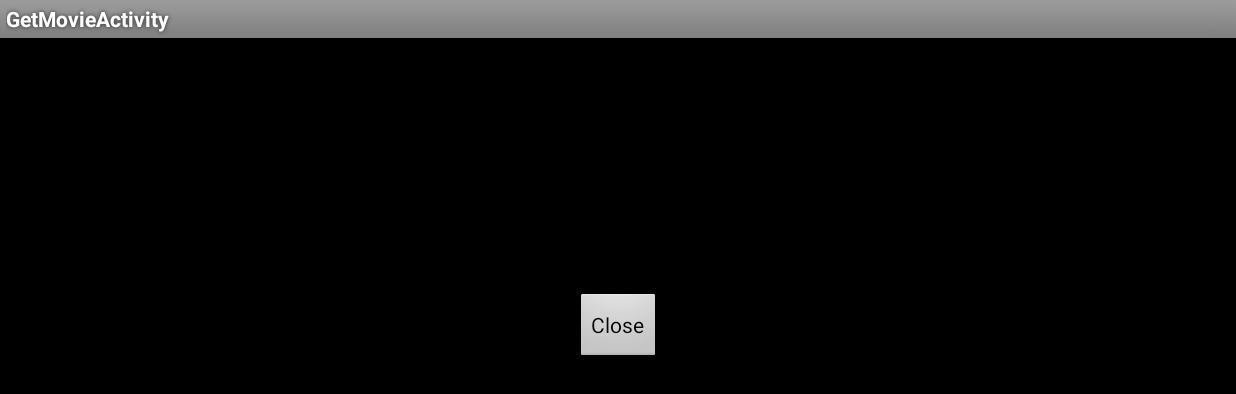
After one commit to dandelano/Android-Final-Project, an Android app: the GetMovieActivity screen opened directly, with no data from a screen before it, on a phone screen of 824 x 412 dp (held sideways). The commit adds this screen. Shown: the top 394 px of the screen. Run offline under Robolectric (Android 15) with nearby library versions, the phone set to English and light mode, and no system bars.

Commit message:
Fixed the deletion of movies, added new activity to get new movie details.

```diff
--- /dev/null
+++ b/app/src/main/java/com/digitalsolutions/finalproject/GetMovieActivity.java
@@ -0,0 +1,54 @@
+package com.digitalsolutions.finalproject;
+
+import android.app.Activity;
+import android.content.Intent;
+import android.os.Bundle;
+import android.view.Menu;
+import android.view.MenuItem;
+import android.view.View;
+import android.widget.Button;
+
+
+public class GetMovieActivity extends Activity {
+
+    @Override
+    protected void onCreate(Bundle savedInstanceState) {
+        super.onCreate(savedInstanceState);
+        setTheme(android.R.style.Theme_Black);
+        setContentView(R.layout.activity_get_movie);
+        Button btnReturn = (Button)findViewById(R.id.btnReturn);
+
+        btnReturn.setOnClickListener(new View.OnClickListener() {
+            @Override
+            public void onClick(View v) {
+                Intent resultIntent = new Intent();
+                // TODO Add extras or a data URI to this intent as appropriate.
+                setResult(Activity.RESULT_OK, resultIntent);
+                finish();
+            }
+        });
+    }
+
+
+    @Override
+    public boolean onCreateOptionsMenu(Menu menu) {
+        // Inflate the menu; this adds items to the action bar if it is present.
+        getMenuInflater().inflate(R.menu.menu_get_movie, menu);
+        return true;
+    }
+
+    @Override
+    public boolean onOptionsItemSelected(MenuItem item) {
+        // Handle action bar item clicks here. The action bar will
+        // automatically handle clicks on the Home/Up button, so long
+        // as you specify a parent activity in AndroidManifest.xml.
+        int id = item.getItemId();
+
+        //noinspection SimplifiableIfStatement
+        if (id == R.id.action_settings) {
+            return true;
+        }
+
+        return super.onOptionsItemSelected(item);
+    }
+}
--- a/app/src/main/java/com/digitalsolutions/finalproject/MovieDetailFragment.java
+++ b/app/src/main/java/com/digitalsolutions/finalproject/MovieDetailFragment.java
@@ -83,7 +83,7 @@ public class MovieDetailFragment extends Fragment {
     @Override
     public void onPause() {
         super.onPause();
-        updateMovieFromUI();
+        //updateMovieFromUI();
     }
 
     private void updateMovieFromUI()
--- a/app/src/main/java/com/digitalsolutions/finalproject/SplashActivity.java
+++ b/app/src/main/java/com/digitalsolutions/finalproject/SplashActivity.java
@@ -13,6 +13,7 @@ public class SplashActivity extends Activity {
     @Override
     protected void onCreate(Bundle savedInstanceState) {
         super.onCreate(savedInstanceState);
+        setTheme(android.R.style.Theme_Black_NoTitleBar);
         setContentView(R.layout.activity_splash);
         TimerTask task = new TimerTask() {
             @Override
--- a/app/src/main/java/com/digitalsolutions/finalproject/database/DatabaseHandler.java
+++ b/app/src/main/java/com/digitalsolutions/finalproject/database/DatabaseHandler.java
@@ -104,11 +104,13 @@ public class DatabaseHandler extends SQLiteOpenHelper {
             final long id = db.insert(Movie.TABLE_NAME, null,
                     movie.getContent());
 
+
             if (id > -1) {
                 movie.id = id;
                 success = true;
             }
         }
+
 
         if (success) {
             notifyProviderOnMovieChange();
@@ -123,6 +125,7 @@ public class DatabaseHandler extends SQLiteOpenHelper {
                 Movie.COL_ID + " IS ?",
                 new String[] { Long.toString(movie.id) });
 
+
         if (result > 0) {
             notifyProviderOnMovieChange();
         }
--- a/app/src/main/java/com/digitalsolutions/finalproject/database/MovieProvider.java
+++ b/app/src/main/java/com/digitalsolutions/finalproject/database/MovieProvider.java
@@ -16,7 +16,7 @@ public class MovieProvider extends ContentProvider {
 
     // URIs
     // Used for all persons
-    public static final String MOVIES = SCHEME + AUTHORITY + "/person";
+    public static final String MOVIES = SCHEME + AUTHORITY + "/movie";
     public static final Uri URI_MOVIES = Uri.parse(MOVIES);
     // Used for a single person, just add the id to the end
     public static final String MOVIE_BASE = MOVIES + "/";
--- /dev/null
+++ b/app/src/main/res/layout/activity_get_movie.xml
@@ -0,0 +1,15 @@
+<RelativeLayout xmlns:android="http://schemas.android.com/apk/res/android"
+    xmlns:tools="http://schemas.android.com/tools"
+    android:layout_width="match_parent"
+    android:layout_height="match_parent"
+    tools:context="com.digitalsolutions.finalproject.GetMovieActivity">
+
+    <Button
+        android:layout_width="wrap_content"
+        android:layout_height="wrap_content"
+        android:text="Close"
+        android:id="@+id/btnReturn"
+        android:layout_centerVertical="true"
+        android:layout_centerHorizontal="true" />
+
+</RelativeLayout>
--- /dev/null
+++ b/app/src/main/res/menu/menu_get_movie.xml
@@ -0,0 +1,7 @@
+<menu xmlns:android="http://schemas.android.com/apk/res/android"
+    xmlns:app="http://schemas.android.com/apk/res-auto"
+    xmlns:tools="http://schemas.android.com/tools"
+    tools:context="com.digitalsolutions.finalproject.GetMovieActivity">
+    <item android:id="@+id/action_settings" android:title="@string/action_settings"
+        android:orderInCategory="100" app:showAsAction="never" />
+</menu>
--- a/app/src/main/res/values/strings.xml
+++ b/app/src/main/res/values/strings.xml
@@ -15,4 +15,7 @@
     <string name="title_movie_list">Movies</string>
     <string name="title_movie_detail">Movie Detail</string>
     <string name="txtDescription">Candy bonbon pastry jujubes lollipop wafer biscuit biscuit. Topping brownie sesame snaps sweet roll pie. Croissant danish biscuit soufflé caramels jujubes jelly. Dragée danish caramels lemon drops dragée. Gummi bears cupcake biscuit tiramisu sugar plum pastry. Dragée gummies applicake pudding liquorice. Donut jujubes oat cake jelly-o. Dessert bear claw chocolate cake gummies lollipop sugar plum ice cream gummies cheesecake.</string>
+    <string name="title_activity_get_movie">GetMovieActivity</string>
+
+    <string name="hello_world">Hello world!</string>
 </resources>
--- a/app/src/main/res/values/styles.xml
+++ b/app/src/main/res/values/styles.xml
@@ -1,7 +1,7 @@
 <resources>
 
     <!-- Base application theme. -->
-    <style name="AppTheme" parent="Theme.AppCompat.NoActionBar">
+    <style name="AppTheme" parent="android:Theme.Black">
         <!-- Customize your theme here. -->
     </style>
 
```
Also changed, not shown: app/src/main/AndroidManifest.xml (+20 -11 lines), app/src/main/java/com/digitalsolutions/finalproject/MovieListActivity.java (+53 -9 lines), app/src/main/res/menu/list_activity.xml (+6 -1 lines), app/src/main/res/drawable-hdpi/ic_action_discard.png (added), app/src/main/res/drawable-hdpi/ic_action_new.png (added), app/src/main/res/drawable-xhdpi/ic_action_discard.png (added), app/src/main/res/drawable-xhdpi/ic_action_new.png (added).
